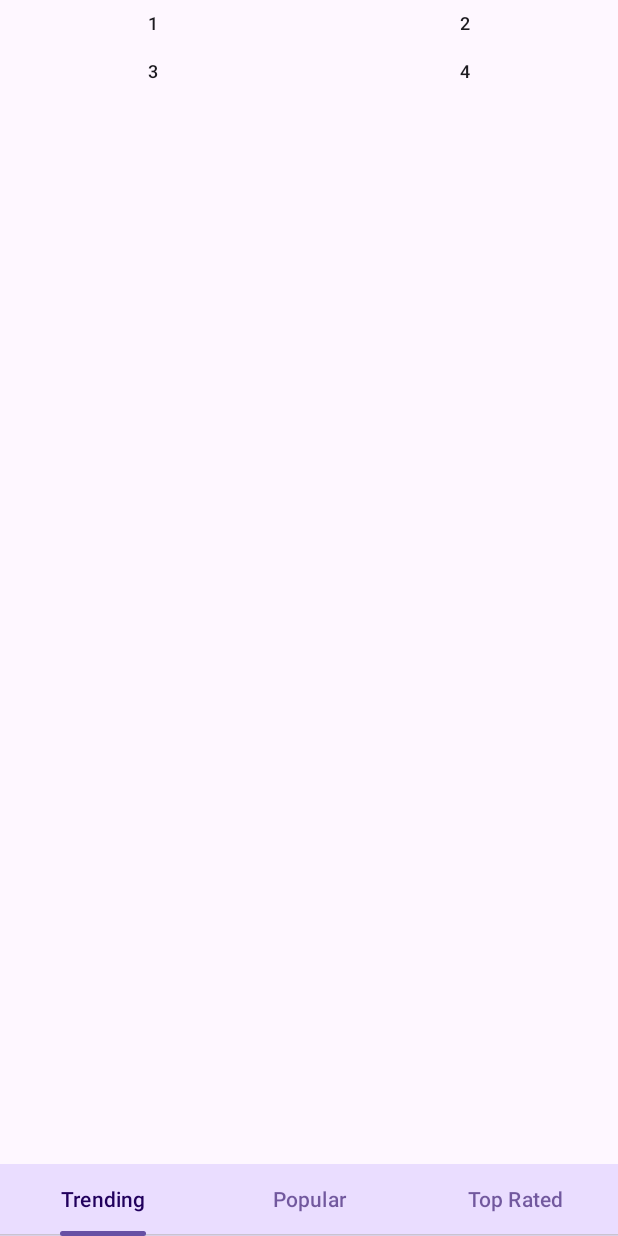
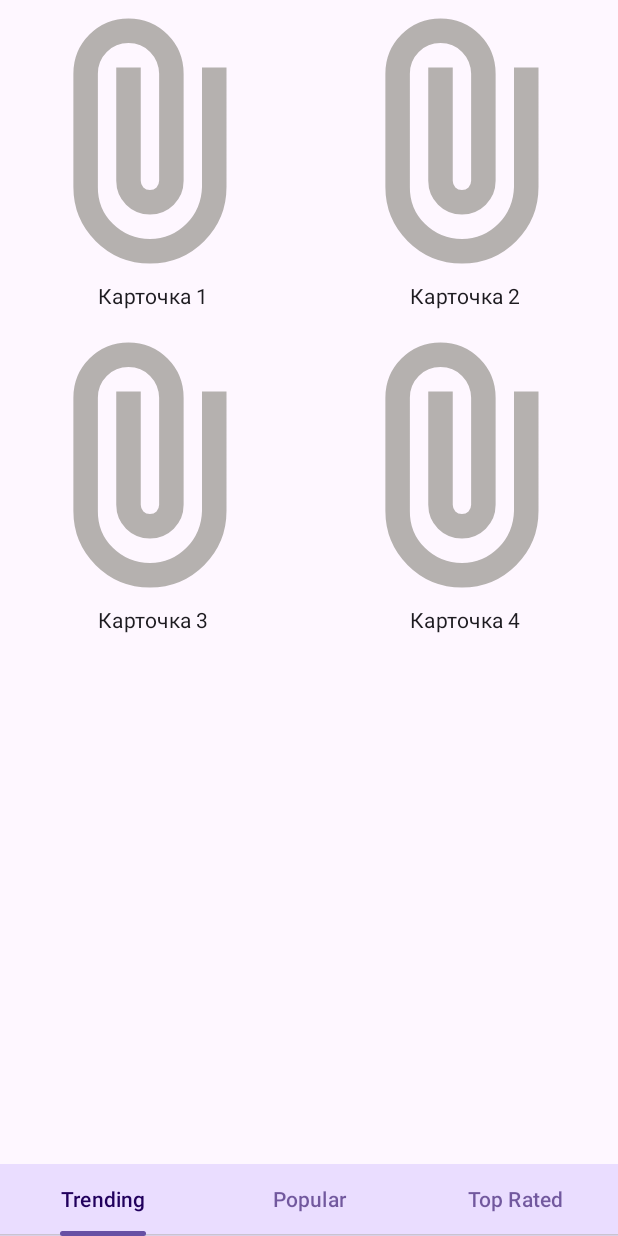
Before and after one commit to Kobich/MovieCatalog, an Android app built with Jetpack Compose: the @Preview function PreviewRenderMovieScreen, on a phone screen of 412 x 824 dp. Run offline under Robolectric (Android 15) with nearby library versions, the phone set to English and light mode, and no system bars; pictures from the network do not load.

Commit message:
update cardlist view

```diff
--- a/app/src/main/java/com/moviecatalog/feature/cards/api/entity/Card.kt
+++ b/app/src/main/java/com/moviecatalog/feature/cards/api/entity/Card.kt
@@ -2,4 +2,6 @@ package com.moviecatalog.feature.cards.api.entity
 
 data class Card(
     val id: Long,
+    val title: String?,
+    val imageUrl: String?,
 )
--- a/app/src/main/java/com/moviecatalog/ui/cards/impl/ui/CardsScreenView.kt
+++ b/app/src/main/java/com/moviecatalog/ui/cards/impl/ui/CardsScreenView.kt
@@ -10,7 +10,6 @@ import androidx.compose.foundation.layout.fillMaxWidth
 import androidx.compose.foundation.layout.height
 import androidx.compose.foundation.layout.navigationBarsPadding
 import androidx.compose.foundation.layout.padding
-import androidx.compose.foundation.layout.width
 import androidx.compose.foundation.lazy.staggeredgrid.LazyVerticalStaggeredGrid
 import androidx.compose.foundation.lazy.staggeredgrid.StaggeredGridCells
 import androidx.compose.foundation.shape.RoundedCornerShape
@@ -31,9 +30,7 @@ import androidx.compose.ui.tooling.preview.Preview
 import androidx.compose.ui.unit.dp
 import coil.compose.AsyncImage
 import com.moviecatalog.R
-import com.moviecatalog.feature.cards.api.entity.Card
 import com.moviecatalog.feature.movies.api.entity.Category
-import com.moviecatalog.feature.movies.api.entity.Movie
 import com.moviecatalog.ui.cards.impl.ui.entity.CardViewState
 import com.moviecatalog.ui.cards.impl.ui.entity.CardsCallbacks
 import com.moviecatalog.ui.cards.impl.ui.entity.CardsScreenViewState
@@ -138,26 +135,27 @@ fun CardCatalogCard(
 ) {
     Column(
         modifier = Modifier
-            .width(100.dp)
+            .fillMaxWidth()
             .padding(4.dp)
             .clickable { onClick() },
         horizontalAlignment = Alignment.CenterHorizontally
     ) {
-//        AsyncImage(
-//            model = card.posterRes,
-//            placeholder = painterResource(R.drawable.empty_card_icon),
-//            error = painterResource(R.drawable.empty_card_icon),
-//            contentDescription = null,
-//            modifier = Modifier
-//                .fillMaxWidth()
-//                .height(300.dp)
-//                .clip(RoundedCornerShape(8.dp)),
-//            contentScale = ContentScale.Crop
-//        )
+        AsyncImage(
+            model = card.imageUrl,
+            placeholder = painterResource(R.drawable.empty_card_icon),
+            error = painterResource(R.drawable.empty_card_icon),
+            fallback = painterResource(R.drawable.empty_card_icon),
+            contentDescription = card.title,
+            modifier = Modifier
+                .fillMaxWidth()
+                .height(180.dp)
+                .clip(RoundedCornerShape(12.dp)),
+            contentScale = ContentScale.Crop
+        )
 
         Text(
-            text = card.id.toString(),
-            style = MaterialTheme.typography.labelMedium,
+            text = card.title,
+            style = MaterialTheme.typography.bodyMedium,
             maxLines = 2,
             overflow = TextOverflow.Ellipsis,
             textAlign = TextAlign.Center,
@@ -216,10 +214,10 @@ fun PreviewRenderMovieScreen() {
     CardsContentView(
         uiState = CardsViewState(
             cards = listOf(
-                CardViewState(1),
-                CardViewState(2),
-                CardViewState(3),
-                CardViewState(4),
+                CardViewState(id = 1, title = "Карточка 1", imageUrl = null),
+                CardViewState(id = 2, title = "Карточка 2", imageUrl = null),
+                CardViewState(id = 3, title = "Карточка 3", imageUrl = null),
+                CardViewState(id = 4, title = "Карточка 4", imageUrl = null),
             ),
         ),
         callbacks = CardsCallbacks(
--- a/app/src/main/java/com/moviecatalog/ui/cards/impl/ui/entity/CardViewState.kt
+++ b/app/src/main/java/com/moviecatalog/ui/cards/impl/ui/entity/CardViewState.kt
@@ -13,4 +13,6 @@ data class CardsViewState(
 
 data class CardViewState(
     val id: Long,
+    val title: String,
+    val imageUrl: String?,
 )
```
Also changed, not shown: app/src/main/java/com/moviecatalog/feature/cards/impl/data/network/dto/CardsResponse.kt (+68 -1 lines), app/src/main/java/com/moviecatalog/feature/cards/impl/data/network/mapper/CardsDtoMapper.kt (+12 -1 lines), app/src/main/java/com/moviecatalog/ui/cards/impl/ui/CardsViewModel.kt (+7 -1 lines).
